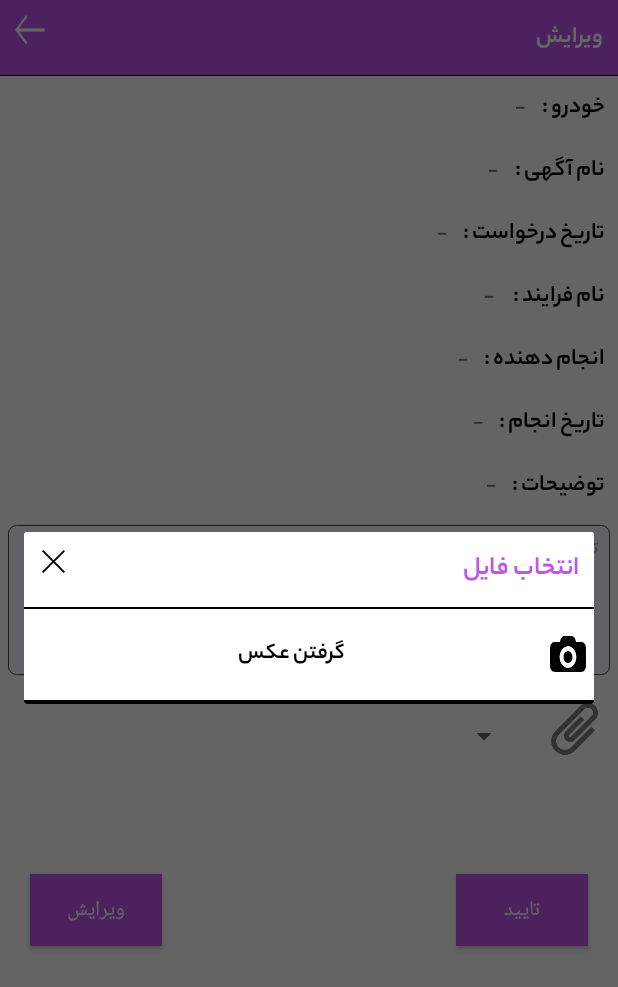
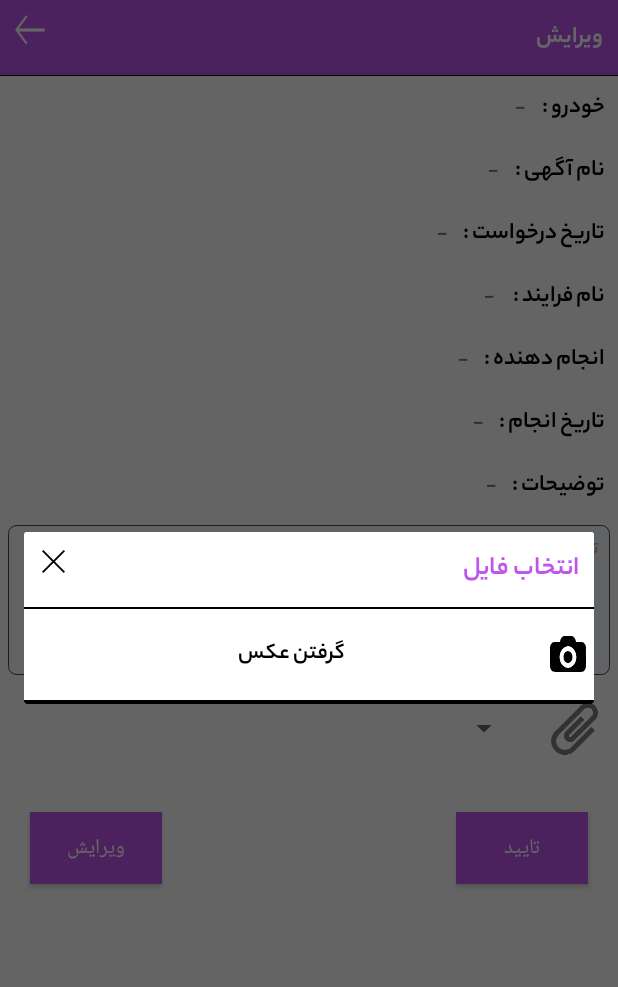
Before and after one commit to ozakeri/Bis, an Android app: the EditAdvertActivity screen opened directly, with no data from a screen before it, after a tap on an icon or button, on a phone screen of 412 x 824 dp. Shown: the top 987 px of the screen. Run offline under Robolectric (Android 15) with nearby library versions, the phone set to English and light mode, and no system bars; our stand-ins replace EventBus; libraries missing offline, so code that uses them is left out: com.jaredrummler.materialspinner; plain views replace MaterialSpinner; 6 statements that could not run were skipped.

Commit message:
commit by omid

```diff
--- a/app/src/main/java/com/gap/bis_inspection/activity/advert/EditAdvertActivity.java
+++ b/app/src/main/java/com/gap/bis_inspection/activity/advert/EditAdvertActivity.java
@@ -231,7 +231,7 @@ public class EditAdvertActivity extends AppCompatActivity {
                     btn_edit.setVisibility(View.GONE);
                     btn_confirm.setVisibility(View.GONE);
                     btn_nonConfirm.setVisibility(View.GONE);
-                    img_add.setVisibility(View.GONE);
+                    img_add.setVisibility(View.INVISIBLE);
                     edt_description.setEnabled(false);
                     txt_title.setText("جزییات");
                     txt_car.setText(car);
@@ -961,7 +961,7 @@ public class EditAdvertActivity extends AppCompatActivity {
     private void showAttachDialog() {
         final Dialog dialog = new Dialog(EditAdvertActivity.this);
         dialog.requestWindowFeature(Window.FEATURE_NO_TITLE);
-        dialog.setContentView(R.layout.dialog_attach_checklist);
+        dialog.setContentView(R.layout.dialog_attach_advert);
         TextView camera = (TextView) dialog.findViewById(R.id.camera_VT);
         TextView gallery = (TextView) dialog.findViewById(R.id.gallery_VT);
         TextView description_locate = (TextView) dialog.findViewById(R.id.description_locate);
--- a/app/src/main/res/layout/activity_edit_advert.xml
+++ b/app/src/main/res/layout/activity_edit_advert.xml
@@ -251,7 +251,7 @@
             android:text="ویرایش"
             android:textColor="@color/white"
             android:layout_margin="20dp"
-            android:layout_below="@+id/txt_attachCount"
+            android:layout_below="@+id/recyclerViewEditAttach"
             android:layout_alignParentLeft="true"
             android:background="@color/fav"/>
 
@@ -260,7 +260,7 @@
             android:layout_width="wrap_content"
             android:layout_height="wrap_content"
             android:orientation="horizontal"
-            android:layout_below="@+id/txt_attachCount"
+            android:layout_below="@+id/recyclerViewEditAttach"
             android:layout_alignParentRight="true">
 
             <androidx.appcompat.widget.AppCompatButton
@@ -296,12 +296,22 @@
 
         <com.jaredrummler.materialspinner.MaterialSpinner
             android:id="@+id/spinner"
-            android:layout_width="match_parent"
-            android:layout_height="60dp"
+            android:layout_width="150dp"
+            android:layout_height="50dp"
             android:textColor="@color/black"
             android:layout_margin="5dp"
             android:layout_toLeftOf="@+id/img_add"
             android:layout_below="@+id/edt_description"/>
+
+        <com.gap.bis_inspection.util.CustomTextView
+            android:id="@+id/txt_attachCount"
+            android:layout_width="wrap_content"
+            android:layout_height="50dp"
+            android:layout_below="@+id/edt_description"
+            android:layout_toLeftOf="@+id/spinner"
+            android:textColor="@color/fav"
+            android:gravity="center"
+            android:layout_margin="5dp"/>
 
         <androidx.recyclerview.widget.RecyclerView
             android:id="@+id/recyclerViewEditAttach"
@@ -310,14 +320,6 @@
             android:layout_below="@+id/spinner"
             android:layout_marginTop="5dp"/>
 
-        <com.gap.bis_inspection.util.CustomTextView
-            android:id="@+id/txt_attachCount"
-            android:layout_width="wrap_content"
-            android:layout_height="wrap_content"
-            android:layout_below="@+id/recyclerViewEditAttach"
-            android:layout_alignParentEnd="true"
-            android:textColor="@color/fav"
-            android:layout_margin="5dp"/>
 
     </RelativeLayout>
 
--- /dev/null
+++ b/app/src/main/res/layout/dialog_attach_advert.xml
@@ -0,0 +1,97 @@
+<?xml version="1.0" encoding="utf-8"?>
+<LinearLayout xmlns:android="http://schemas.android.com/apk/res/android"
+    xmlns:tools="http://schemas.android.com/tools"
+    android:layout_width="match_parent"
+    android:layout_height="wrap_content"
+    android:orientation="vertical"
+    android:background="@color/white"
+    tools:ignore="MissingDefaultResource">
+
+    <LinearLayout
+        android:id="@+id/container_toolbar"
+        android:layout_width="match_parent"
+        android:layout_height="wrap_content"
+        android:orientation="vertical">
+
+        <RelativeLayout
+            android:layout_width="match_parent"
+            android:layout_height="50dp">
+
+
+            <com.gap.bis_inspection.util.CustomTextView
+                android:id="@+id/txt_drivername"
+                android:layout_alignParentRight="true"
+                android:text="@string/label_message_dialogAttachFile_title"
+                android:textColor="@color/fav"
+                android:layout_marginRight="10dp"
+                android:textSize="18sp"
+                android:layout_centerVertical="true"
+                android:layout_width="wrap_content"
+                android:layout_height="wrap_content" />
+
+            <RelativeLayout
+                android:id="@+id/closeIcon"
+                android:layout_width="40dp"
+                android:layout_height="40dp"
+                android:layout_alignParentLeft="true">
+                <ImageView
+                    android:layout_centerInParent="true"
+                    android:background="@drawable/ic_closedialog"
+                    android:layout_width="15dp"
+                    android:layout_height="15dp"
+                    android:layout_marginLeft="5dp" />
+            </RelativeLayout>
+
+        </RelativeLayout>
+
+        <View
+            android:layout_width="match_parent"
+            android:layout_height="1dp"
+            android:background="@android:color/black" />
+
+    </LinearLayout>
+
+    <com.gap.bis_inspection.util.CustomTextView
+        android:id="@+id/camera_VT"
+        android:layout_width="fill_parent"
+        android:layout_height="50dp"
+        android:textColor="#000"
+        android:textSize="15sp"
+        android:gravity="center"
+        android:layout_margin="5dp"
+        android:text="@string/label_message_dialogAttachFile_camera"
+        android:drawableRight="@drawable/ic_cameraicon"/>
+
+    <View
+        android:layout_width="match_parent"
+        android:layout_height="1dp"
+        android:background="@android:color/black" />
+
+    <com.gap.bis_inspection.util.CustomTextView
+        android:id="@+id/description_locate"
+        android:layout_width="match_parent"
+        android:layout_height="wrap_content"
+        android:gravity="center_horizontal"
+        android:layout_marginTop="10dp"
+        android:layout_marginBottom="10dp"
+        android:textSize="16sp"
+        android:textColor="@color/fav"
+        android:visibility="gone"/>
+
+    <com.gap.bis_inspection.util.CustomTextView
+        android:id="@+id/gallery_VT"
+        android:layout_width="fill_parent"
+        android:layout_height="50dp"
+        android:textColor="#000"
+        android:textSize="15sp"
+        android:gravity="center"
+        android:layout_margin="5dp"
+        android:text="@string/label_message_dialogAttachFile_gallery"
+        android:drawableRight="@drawable/ic_galleryicon"/>
+
+    <View
+        android:layout_width="match_parent"
+        android:layout_height="1dp"
+        android:background="@android:color/black" />
+
+</LinearLayout>
```
